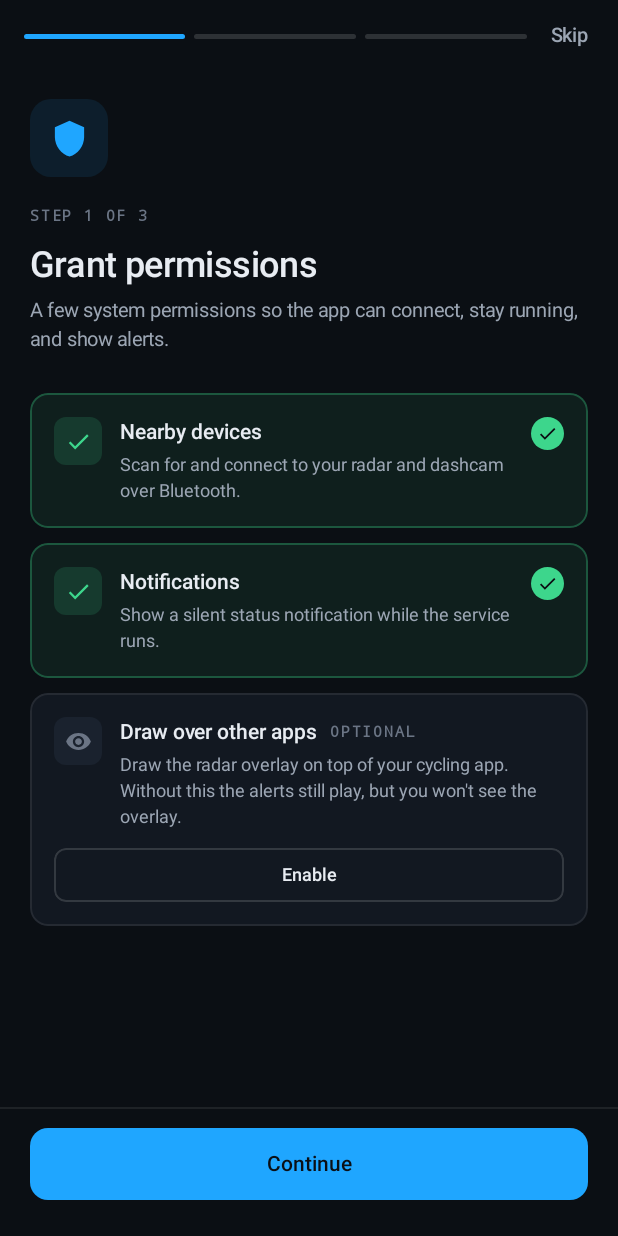
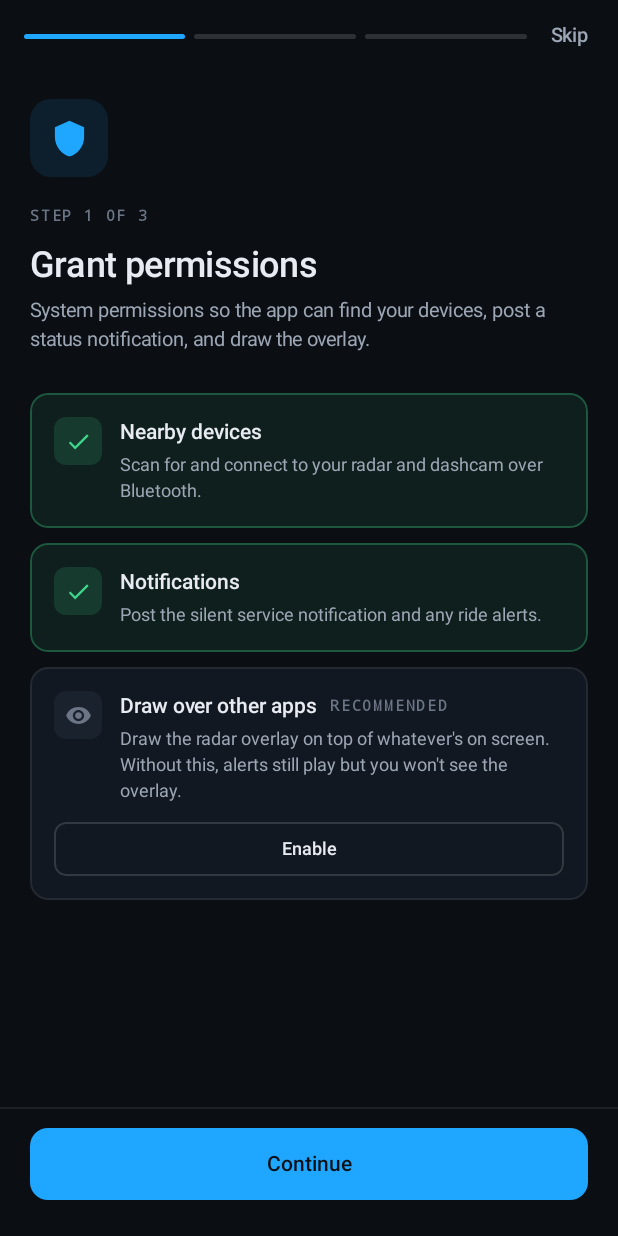
Before and after one commit to partymola/android-bike-radar-overlay, an Android app built with Jetpack Compose: the screen it shows after launch (MainActivity), on a phone screen of 412 x 824 dp. Run offline under Robolectric (Android 15) with nearby library versions, the light colour scheme and no system bars.

Commit message:
ui(onboarding): polish pass across permissions, pairing, picker
- BackHandler returns to the previous step instead of exiting from
  step 2/3 on swipe-back.
- Step 1: drop the duplicate granted-permission chip; rename the
  overlay badge Optional -> Recommended via PermissionSpec.markLabel
  so the visible label decouples from the permission's required flag.
- Step 3: dashcam picker opens directly from the unanswered card and
  writes ownership on save (was a confusing two-tap flow). Equal-width
  buttons; bonded radar hides Open Bluetooth settings; unbonded gets a
  return-from-Settings cue.

```diff
--- a/app/src/main/java/es/jjrh/bikeradar/ui/PermissionSpec.kt
+++ b/app/src/main/java/es/jjrh/bikeradar/ui/PermissionSpec.kt
@@ -17,6 +17,8 @@ internal data class PermissionSpec(
     val title: String,
     val rationale: String,
     val required: Boolean,
+    // Optional badge text shown next to the title. null = no badge.
+    val markLabel: String? = null,
 )
 
 internal val PERMISSIONS = buildList {
@@ -30,15 +32,20 @@ internal val PERMISSIONS = buildList {
         add(PermissionSpec(
             listOf(Manifest.permission.POST_NOTIFICATIONS),
             "Notifications",
-            "Show a silent status notification while the service runs.",
+            "Post the silent service notification and any ride alerts.",
             required = true,
         ))
     }
+    // Overlay permission is gated by a separate Settings intent, so onboarding
+    // does not block on it; the app still works (alerts only) without it.
+    // Marked Recommended rather than Optional because without it the user
+    // never sees the overlay, which is the app's primary surface.
     add(PermissionSpec(
         emptyList(),
         "Draw over other apps",
-        "Draw the radar overlay on top of your cycling app. Without this the alerts still play, but you won't see the overlay.",
+        "Draw the radar overlay on top of whatever's on screen. Without this, alerts still play but you won't see the overlay.",
         required = false,
+        markLabel = "Recommended",
     ))
 }
 
--- a/app/src/main/java/es/jjrh/bikeradar/ui/SettingsPermissions.kt
+++ b/app/src/main/java/es/jjrh/bikeradar/ui/SettingsPermissions.kt
@@ -23,7 +23,6 @@ import androidx.compose.foundation.layout.padding
 import androidx.compose.foundation.layout.size
 import androidx.compose.foundation.layout.systemBarsPadding
 import androidx.compose.foundation.rememberScrollState
-import androidx.compose.foundation.shape.CircleShape
 import androidx.compose.foundation.shape.RoundedCornerShape
 import androidx.compose.foundation.verticalScroll
 import androidx.compose.material.icons.Icons
@@ -171,9 +170,7 @@ internal fun PermissionCard(spec: PermissionSpec, granted: Boolean, onChanged: (
                         fontSize = 14.sp,
                         fontWeight = FontWeight.Medium,
                     )
-                    if (!spec.required) {
-                        Mark(text = "Optional")
-                    }
+                    spec.markLabel?.let { Mark(text = it) }
                 }
                 Spacer(modifier = Modifier.height(3.dp))
                 Text(
@@ -182,22 +179,6 @@ internal fun PermissionCard(spec: PermissionSpec, granted: Boolean, onChanged: (
                     fontSize = 12.sp,
                     lineHeight = 17.sp,
                 )
-            }
-            if (granted) {
-                Box(
-                    modifier = Modifier
-                        .size(22.dp)
-                        .clip(CircleShape)
-                        .background(br.safe),
-                    contentAlignment = Alignment.Center,
-                ) {
-                    Icon(
-                        imageVector = Icons.Default.Check,
-                        contentDescription = null,
-                        tint = br.bg,
-                        modifier = Modifier.size(14.dp),
-                    )
-                }
             }
         }
         if (!granted) {
```
Also changed, not shown: app/src/main/java/es/jjrh/bikeradar/ui/DashcamPickerSheet.kt (+8 -4 lines), app/src/main/java/es/jjrh/bikeradar/ui/OnboardingScreen.kt (+53 -26 lines).
